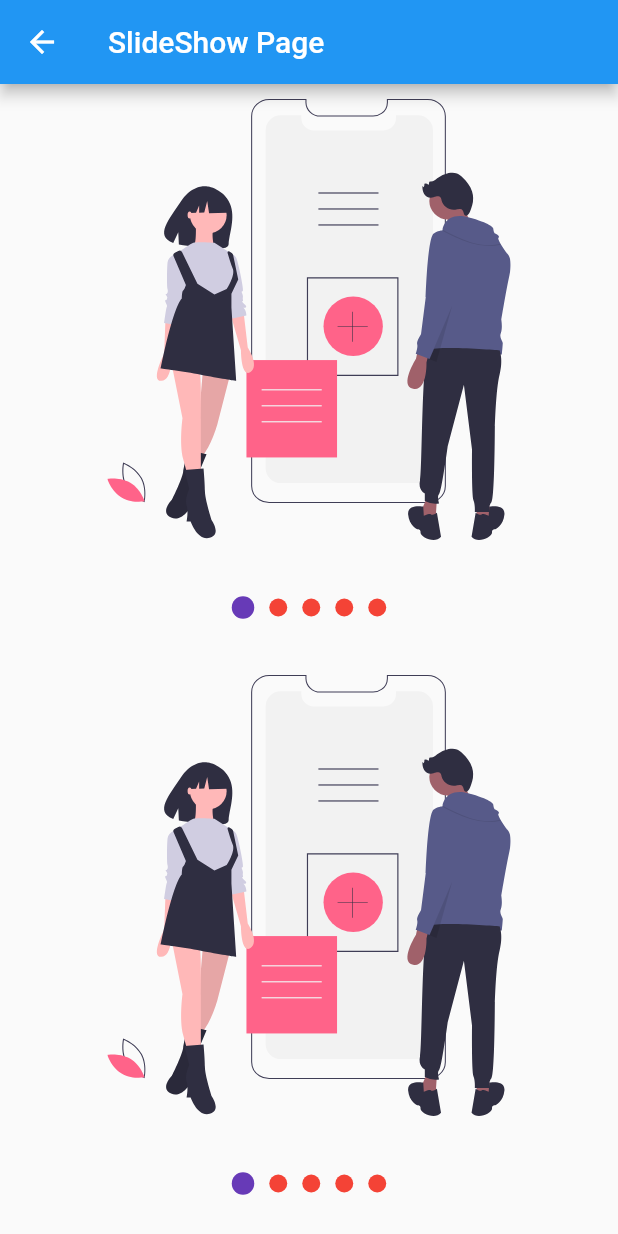
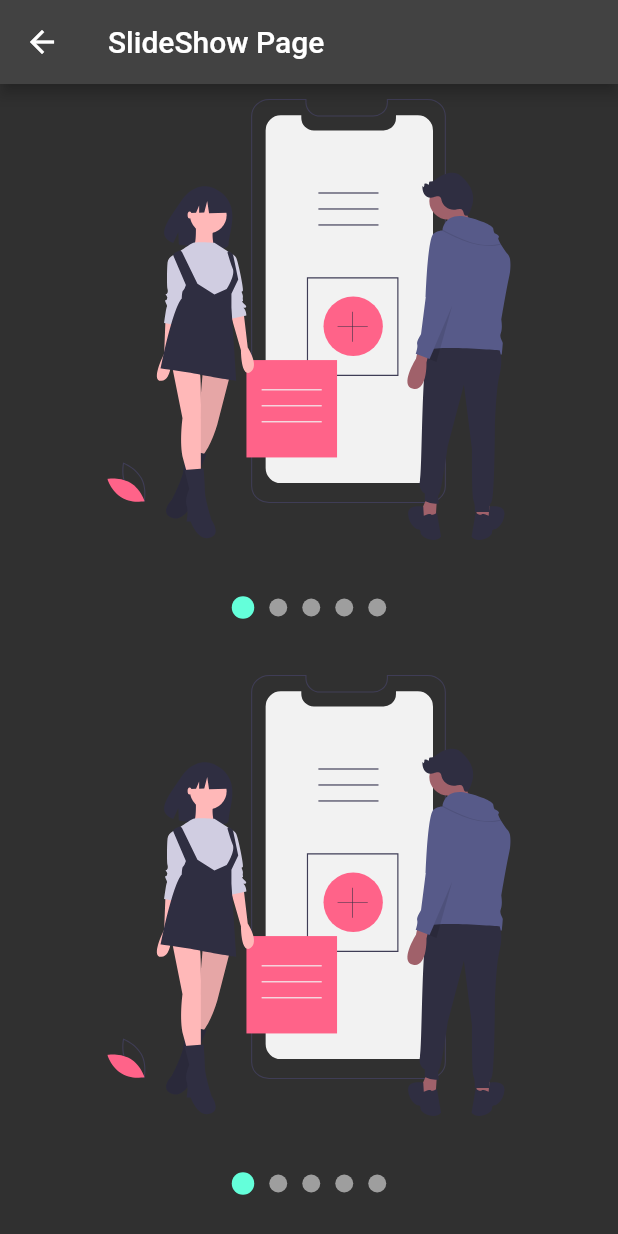
Before and after one commit to samuel005005/flutter_app_design, a Flutter app: the screen it shows after launch, after a tap on "Slideshow", on a phone screen of 412 x 824 dp. Run offline on Flutter 3.47's test engine with Material 2 defaults, Android fonts, the phone set to English and light mode, and no system bars; our stand-ins replace animate_do, bloc, equatable, flutter_bloc, flutter_svg, font_awesome_flutter.

Commit message:
Aplicando temas

```diff
--- a/lib/main.dart
+++ b/lib/main.dart
@@ -6,7 +6,7 @@ import 'package:flutter_app_design/src/pages/launcher_page.dart';
 
 void main() => runApp(
       BlocProvider(
-        create: (context) => ThemeBloc(),
+        create: (context) => ThemeBloc(2),
         child: const MyApp(),
       ),
     );
--- a/lib/src/bloc/theme/theme_bloc.dart
+++ b/lib/src/bloc/theme/theme_bloc.dart
@@ -6,12 +6,14 @@ part 'theme_event.dart';
 part 'theme_state.dart';
 
 class ThemeBloc extends Bloc<ThemeEvent, ThemeState> {
-  ThemeBloc() : super(ThemeInitial(currentTheme: ThemeData.light())) {
+  final int item;
+  ThemeBloc(this.item) : super(ThemeInitial(item)) {
     on<ChangeTheme>(_onChangeTheme);
   }
 
   void _onChangeTheme(ChangeTheme event, Emitter<ThemeState> emit) async {
     late ThemeData currentTheme;
+
     if (event.darkTheme) {
       currentTheme = ThemeData.dark();
     } else {
--- a/lib/src/bloc/theme/theme_event.dart
+++ b/lib/src/bloc/theme/theme_event.dart
@@ -5,6 +5,13 @@ abstract class ThemeEvent extends Equatable {
 
   @override
   List<Object> get props => [];
+}
+
+class InitTheme extends ThemeEvent {
+  final int theme;
+  const InitTheme(this.theme);
+  @override
+  List<Object> get props => [theme];
 }
 
 class ChangeTheme extends ThemeEvent {
--- a/lib/src/bloc/theme/theme_state.dart
+++ b/lib/src/bloc/theme/theme_state.dart
@@ -1,35 +1,67 @@
+// ignore_for_file: overridden_fields
+
 part of 'theme_bloc.dart';
 
 abstract class ThemeState extends Equatable {
   final bool darkTheme = false;
   final bool customTheme = false;
-  final ThemeData currentTheme;
-  const ThemeState(this.currentTheme);
+  final ThemeData currentTheme = ThemeData.light();
+
+  ThemeState();
 
   @override
   List<Object> get props => [darkTheme, customTheme];
 }
 
 class ThemeInitial extends ThemeState {
-  const ThemeInitial({currentTheme}) : super(currentTheme);
+  @override
+  late final bool darkTheme;
+  @override
+  late final bool customTheme;
+  @override
+  late final ThemeData currentTheme;
+
+  ThemeInitial(int item) {
+    switch (item) {
+      case 1:
+        darkTheme = false;
+        customTheme = false;
+        currentTheme = ThemeData.light();
+        break;
+      case 2:
+        darkTheme = true;
+        customTheme = false;
+        currentTheme = ThemeData.dark();
+        break;
+      case 3:
+        darkTheme = false;
+        customTheme = true;
+        currentTheme = ThemeData.light();
+        break;
+      default:
+        darkTheme = false;
+        customTheme = false;
+        currentTheme = ThemeData.light();
+    }
+  }
+
+  @override
+  List<Object> get props => [currentTheme, darkTheme, customTheme];
 }
 
 class ThemeChanged extends ThemeState {
   @override
-  // ignore: overridden_fields
   final bool darkTheme;
   @override
-  // ignore: overridden_fields
   final bool customTheme;
   @override
-  // ignore: overridden_fields
   final ThemeData currentTheme;
 
-  const ThemeChanged({
+  ThemeChanged({
     required this.currentTheme,
     required this.darkTheme,
     required this.customTheme,
-  }) : super(currentTheme);
+  });
 
   @override
   List<Object> get props => [darkTheme, customTheme];
--- a/lib/src/pages/launcher_page.dart
+++ b/lib/src/pages/launcher_page.dart
@@ -25,21 +25,24 @@ class _ListOptions extends StatelessWidget {
 
   @override
   Widget build(BuildContext context) {
+    return BlocBuilder<ThemeBloc, ThemeState>(
+      builder: (context, state) {
+        final appTheme = state.currentTheme;
         return ListView.separated(
           physics: const BouncingScrollPhysics(),
-      separatorBuilder: (context, index) => const Divider(
-        color: Colors.blue,
+          separatorBuilder: (context, index) => Divider(
+            color: appTheme.primaryColorLight,
           ),
           itemCount: pageRoutes.length,
           itemBuilder: (context, index) => ListTile(
             leading: FaIcon(
               pageRoutes[index].icon,
-          color: Colors.blue,
+              color: appTheme.colorScheme.secondary,
             ),
             title: Text(pageRoutes[index].title),
-        trailing: const Icon(
+            trailing: Icon(
               Icons.chevron_right,
-          color: Colors.blue,
+              color: appTheme.colorScheme.secondary,
             ),
             onTap: () {
               Navigator.push(
@@ -48,6 +51,8 @@ class _ListOptions extends StatelessWidget {
               );
             },
           ),
+        );
+      },
     );
   }
 }
@@ -58,15 +63,18 @@ class _MainMenu extends StatelessWidget {
   @override
   Widget build(BuildContext context) {
     return Drawer(
-      child: Column(
+      child: BlocBuilder<ThemeBloc, ThemeState>(
+        builder: (context, state) {
+          final secondary = state.currentTheme.colorScheme.secondary;
+          return Column(
             children: [
-          const SafeArea(
+              SafeArea(
                 child: SizedBox(
                   width: double.infinity,
                   height: 150,
                   child: CircleAvatar(
-                backgroundColor: Colors.blue,
-                child: Text(
+                    backgroundColor: secondary,
+                    child: const Text(
                       "SP",
                       style: TextStyle(fontSize: 50, color: Colors.white),
                     ),
@@ -77,21 +85,17 @@ class _MainMenu extends StatelessWidget {
                 child: _ListOptions(),
               ),
               ListTile(
-            leading: const Icon(
+                leading: Icon(
                   Icons.lightbulb_outline,
-              color: Colors.blue,
+                  color: secondary,
                 ),
                 title: const Text('Dark Mode'),
-            trailing: BlocBuilder<ThemeBloc, ThemeState>(
-              builder: (context, state) {
-                return Switch.adaptive(
+                trailing: Switch.adaptive(
                   value: state.darkTheme,
-                  activeColor: Colors.blue,
+                  activeColor: secondary,
                   onChanged: (value) {
                     context.read<ThemeBloc>().add(
                           ChangeTheme(darkTheme: value, customTheme: !value),
-                        );
-                  },
                         );
                   },
                 ),
@@ -101,28 +105,30 @@ class _MainMenu extends StatelessWidget {
                   top: false,
                   left: false,
                   right: false,
-            child: ListTile(
-              leading: const Icon(
+                  child: BlocBuilder<ThemeBloc, ThemeState>(
+                    builder: (context, state) {
+                      return ListTile(
+                        leading: Icon(
                           Icons.add_to_home_screen,
-                color: Colors.blue,
+                          color: secondary,
                         ),
                         title: const Text('Custom Theme'),
-              trailing: BlocBuilder<ThemeBloc, ThemeState>(
-                builder: (context, state) {
-                  return Switch.adaptive(
+                        trailing: Switch.adaptive(
                           value: state.customTheme,
-                    activeColor: Colors.blue,
+                          activeColor: secondary,
                           onChanged: (value) {
                             context.read<ThemeBloc>().add(
-                            ChangeTheme(darkTheme: !value, customTheme: value),
-                          );
-                    },
+                                  ChangeTheme(
+                                      darkTheme: !value, customTheme: value),
                                 );
                           },
                         ),
-            ),
-          ),
+                      );
+                    },
+                  )),
             ],
+          );
+        },
       ),
     );
   }
--- a/lib/src/pages/slideshow_page.dart
+++ b/lib/src/pages/slideshow_page.dart
@@ -1,4 +1,6 @@
 import 'package:flutter/material.dart';
+import 'package:flutter_app_design/src/bloc/theme/theme_bloc.dart';
+import 'package:flutter_bloc/flutter_bloc.dart';
 import 'package:flutter_svg/svg.dart';
 
 import '../widgets/slideshow/slideshow.dart';
@@ -27,10 +29,13 @@ class MySlideShow extends StatelessWidget {
 
   @override
   Widget build(BuildContext context) {
+    return BlocBuilder<ThemeBloc, ThemeState>(
+      builder: (context, state) {
+        final secondary = state.currentTheme.colorScheme.secondary;
         return SlideShow(
           indicationUpPosition: false,
-      primaryColor: Colors.deepPurple,
-      secundaryColor: Colors.red,
+          primaryColor: secondary,
+          // secundaryColor: secondary,
           primaryBullet: 15,
           secundaryBullet: 12,
           slides: <Widget>[
@@ -41,5 +46,7 @@ class MySlideShow extends StatelessWidget {
             SvgPicture.asset('assets/svgs/slide-5.svg'),
           ],
         );
+      },
+    );
   }
 }
```
Also changed, not shown: 1 other file. Lines whose indentation alone changed are shown as unchanged.
